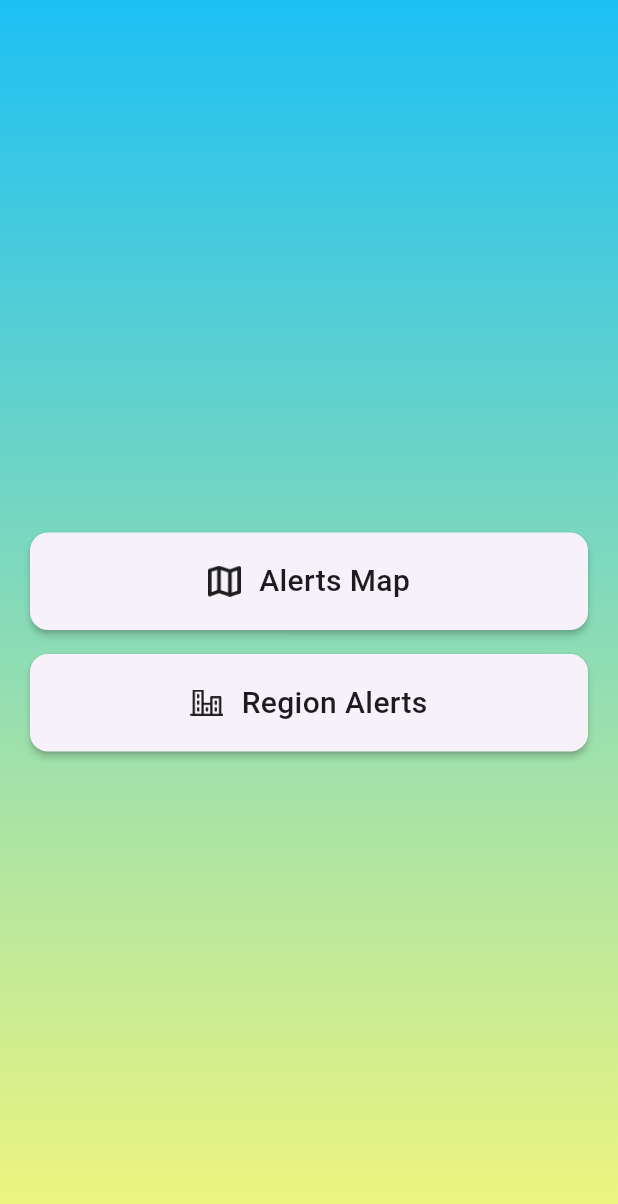
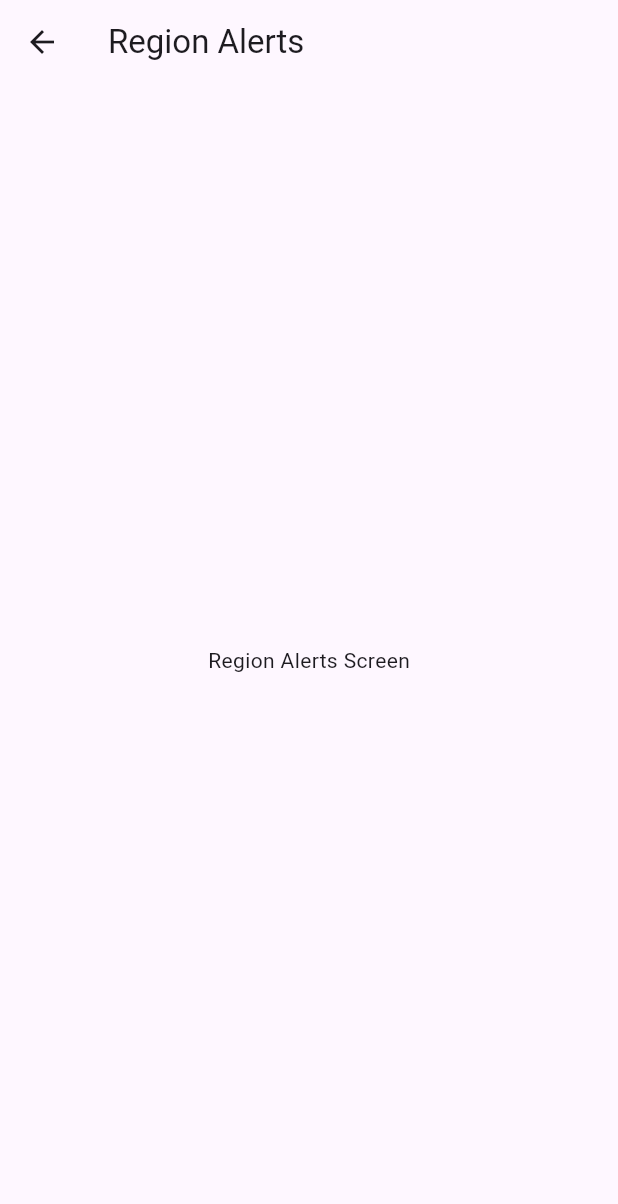
Before and after one commit to vrbprog/flutter_alerts_map, a Flutter app: the screen it shows after launch, after a tap on "Region Alerts", on a phone screen of 412 x 824 dp. Shown: the top 1204 px of the screen. Run offline on Flutter 3.47's test engine with Material 3 defaults, Android fonts, the phone set to English and light mode, and no system bars; our stand-ins replace go_router.

Commit message:
feat: add routing and screens Map and Regions

```diff
--- a/lib/main.dart
+++ b/lib/main.dart
@@ -1,6 +1,5 @@
 import 'package:flutter/material.dart';
-import 'package:flutter_alerts_map/screens/home_screen.dart';
-
+import 'package:flutter_alerts_map/router/app_router.dart';
 void main() {
   runApp(const AlertsMapOfUkraine());
 }
@@ -10,9 +9,9 @@ class AlertsMapOfUkraine extends StatelessWidget {
 
   @override
   Widget build(BuildContext context) {
-    return MaterialApp(
+    return MaterialApp.router(
       debugShowCheckedModeBanner: false,
-      home: const HomeScreen(),
+      routerConfig: router,
     );
   }
 }
--- /dev/null
+++ b/lib/router/app_router.dart
@@ -0,0 +1,27 @@
+
+import 'package:flutter_alerts_map/router/router_names.dart';
+import 'package:flutter_alerts_map/screens/alerts_map.dart';
+import 'package:flutter_alerts_map/screens/home_screen.dart';
+import 'package:flutter_alerts_map/screens/region_alerts.dart';
+import 'package:go_router/go_router.dart';
+
+final router = GoRouter(
+  routes: [
+    GoRoute(
+      path: '/',
+      builder: (context, state) => HomeScreen(),
+      routes: [
+        GoRoute(
+          path: 'alertsMap',
+          name: RouteNames.alertsMap.name,
+          builder: (context, state) => const AlertsMapScreen(),
+        ),
+        GoRoute(
+          path: 'regionAlerts',
+          name: RouteNames.regionAlerts.name,
+          builder: (context, state) => const RegionAlertsScreen(),
+        ),
+      ],
+    ),
+  ],
+);
--- /dev/null
+++ b/lib/router/router_names.dart
@@ -0,0 +1 @@
+enum RouteNames { alertsMap, regionAlerts }
--- /dev/null
+++ b/lib/screens/alerts_map.dart
@@ -0,0 +1,13 @@
+import 'package:flutter/material.dart';
+
+class AlertsMapScreen extends StatelessWidget {
+  const AlertsMapScreen({super.key});
+
+  @override
+  Widget build(BuildContext context) {
+    return Scaffold(
+      appBar: AppBar(title: Text('Alerts Map')),
+      body: Center(child: Text('Alerts Map Screen')),
+    );
+  }
+}
--- a/lib/screens/home_screen.dart
+++ b/lib/screens/home_screen.dart
@@ -1,5 +1,7 @@
 import 'package:flutter/material.dart';
+import 'package:flutter_alerts_map/router/router_names.dart';
 import 'package:flutter_alerts_map/widgets/home_screen_card.dart';
+import 'package:go_router/go_router.dart';
 
 class HomeScreen extends StatelessWidget {
   const HomeScreen({super.key});
@@ -27,8 +29,14 @@ class HomeScreen extends StatelessWidget {
                 spacing: 8,
                 mainAxisAlignment: MainAxisAlignment.center,
                 children: [
-                  HomeScreenCard(type: HomeCardType.map, onTap: () => ()),
-                  HomeScreenCard(type: HomeCardType.region, onTap: () => ()),
+                  HomeScreenCard(
+                    type: HomeCardType.map,
+                    onTap: () => context.goNamed(RouteNames.alertsMap.name),
+                  ),
+                  HomeScreenCard(
+                    type: HomeCardType.region,
+                    onTap: () => context.goNamed(RouteNames.regionAlerts.name),
+                  ),
                 ],
               ),
             ),
--- /dev/null
+++ b/lib/screens/region_alerts.dart
@@ -0,0 +1,13 @@
+import 'package:flutter/material.dart';
+
+class RegionAlertsScreen extends StatelessWidget {
+  const RegionAlertsScreen({super.key});
+
+  @override
+  Widget build(BuildContext context) {
+    return Scaffold(
+      appBar: AppBar(title: Text('Region Alerts')),
+      body: Center(child: Text('Region Alerts Screen')),
+    );
+  }
+}
--- a/lib/widgets/home_screen_card.dart
+++ b/lib/widgets/home_screen_card.dart
@@ -18,7 +18,7 @@ class HomeScreenCard extends StatelessWidget {
           child: Row(
             mainAxisAlignment: MainAxisAlignment.center,
             children: [
-              Image.asset(type.iconName, width: 22, height: 22),
+              Image.asset(type.iconName, width: 20, height: 20),
               const SizedBox(width: 12),
               Text(
                 type.cardName,
--- a/pubspec.yaml
+++ b/pubspec.yaml
@@ -34,6 +34,7 @@ dependencies:
     # The following adds the Cupertino Icons font to your application.
     # Use with the CupertinoIcons class for iOS style icons.
     cupertino_icons: ^1.0.8
+    go_router: ^17.3.0
 
 dev_dependencies:
     flutter_test:
```
Also changed, not shown: pubspec.lock.
